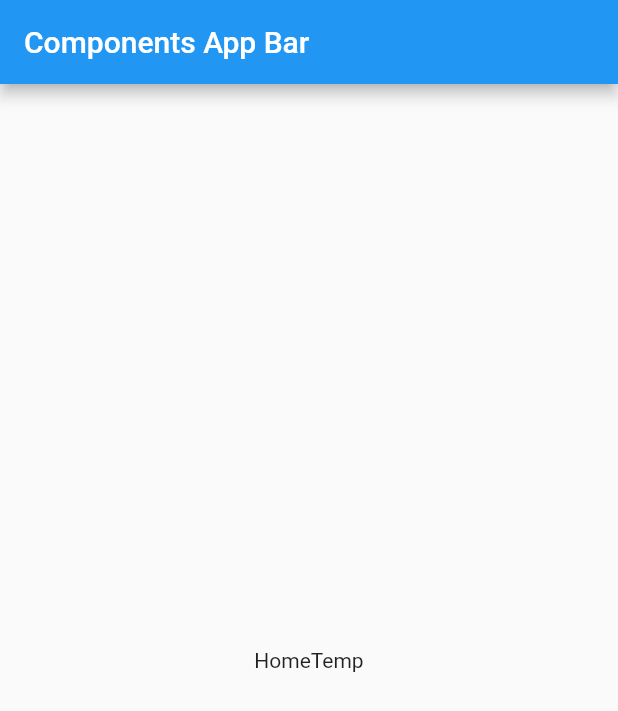
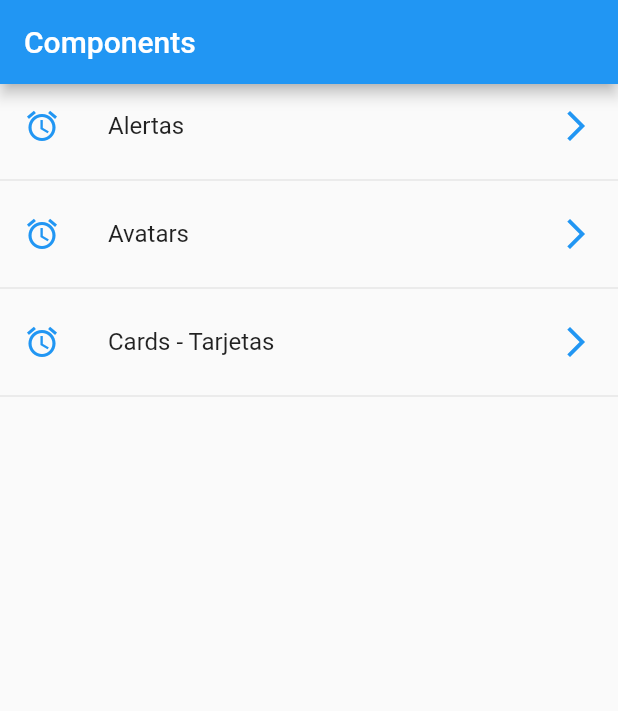
Before and after one commit to Sparanzza/Flutter-Components, a Flutter app: the screen it shows after launch, on a phone screen of 412 x 824 dp. Shown: the top 711 px of the screen. Run offline on Flutter 3.47's test engine with Material 2 defaults, Android fonts, the phone set to English and light mode, and no system bars.

Commit message:
List View from json

```diff
--- /dev/null
+++ b/data/menu_opts.json
@@ -0,0 +1,20 @@
+{
+    "nombreApp" : "Componentes",
+    "rutas" : [
+        {
+            "ruta" : "alert",
+            "icon" : "add_alert",
+            "texto": "Alertas"
+        },
+        {
+            "ruta" : "avatar",
+            "icon" : "accessibility",
+            "texto": "Avatars"
+        },
+        {
+            "ruta" : "card",
+            "icon" : "folder_open",
+            "texto": "Cards - Tarjetas"
+        }
+    ]
+}
--- a/lib/main.dart
+++ b/lib/main.dart
@@ -9,12 +9,7 @@ class MyApp extends StatelessWidget {
     return MaterialApp(
       title: 'Components App',
       debugShowCheckedModeBanner: false,
-      home: Scaffold(
-        appBar: AppBar(
-          title: Text('Components App Bar'),
-        ),
-        body: HomePageTemp()
-      ),
+      home: HomePage()
     );
   }
 }
--- a/lib/src/pages/home_page.dart
+++ b/lib/src/pages/home_page.dart
@@ -1,12 +1,44 @@
 import 'package:flutter/material.dart';
+import 'package:flutter_components/src/providers/menu_provider.dart';
 
-class HomePageTemp extends StatelessWidget {
-  const HomePageTemp({Key key}) : super(key: key);
-
+class HomePage extends StatelessWidget {
   @override
   Widget build(BuildContext context) {
-    return Center(
-      child: Text('HomeTemp')
+    return Scaffold(
+      appBar: AppBar(
+        title: Text('Components'),
+      ),
+      body: _list(),
     );
   }
+
+  Widget _list() {
+    return FutureBuilder(
+      future: menuProvider.loadData(),
+      initialData: [],
+      builder: (BuildContext context, AsyncSnapshot<List<dynamic>> snapshot) {
+        print('builder');
+        print(snapshot.data);
+        return ListView(
+          children: _listItems(snapshot.data),
+        );
+      },
+    );
+  }
+
+  List<Widget> _listItems(List<dynamic> data) {
+    final List<Widget> opts = [];
+    data.forEach((opt) {
+      final wtemp = ListTile(
+        title: Text(opt['texto']),
+        leading: Icon(Icons.access_alarm, color: Colors.blue,),
+        trailing: Icon(Icons.arrow_forward_ios, color: Colors.blue,),
+        onTap: (){},
+      );
+      opts..add(wtemp)
+          ..add(Divider());
+
+    });
+    return opts;
+  }
 }
--- a/pubspec.yaml
+++ b/pubspec.yaml
@@ -41,8 +41,8 @@ flutter:
   uses-material-design: true
 
   # To add assets to your application, add an assets section, like this:
-  # assets:
-  #  - images/a_dot_burr.jpeg
+  assets:
+   - data/menu_opts.json
   #  - images/a_dot_ham.jpeg
 
   # An image asset can refer to one or more resolution-specific "variants", see
```
Also changed, not shown: lib/src/pages/home_page_temp.dart (added, +33 -0 lines), lib/src/providers/menu_provider.dart (added, +18 -0 lines).
